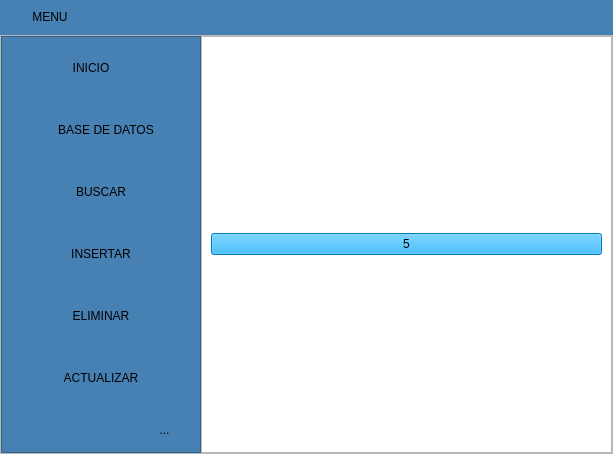
The window that Menu Lateral desplegable/menu.ui (Juankapy/Programacion-app) describes before a commit, drawn with Qt 5.
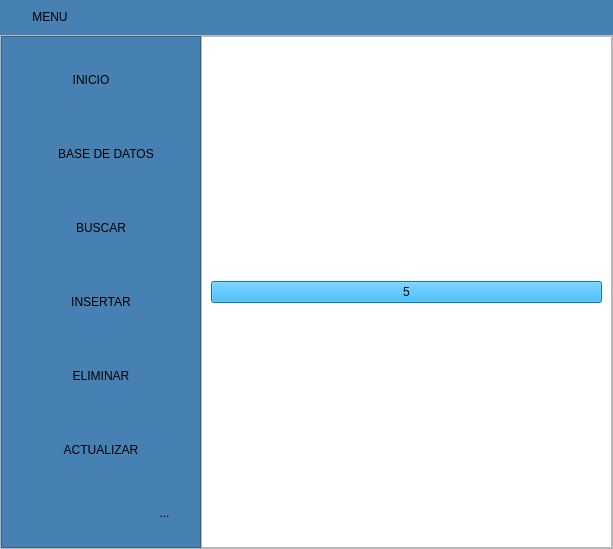
The same window after the commit. The open tabs and pages were chosen to show the change. Icons and pictures are not drawn.

Commit message: un poquito mas

```diff
--- a/Menu Lateral desplegable/menu.ui
+++ b/Menu Lateral desplegable/menu.ui
@@ -7,7 +7,7 @@
     <x>0</x>
     <y>0</y>
     <width>613</width>
-    <height>454</height>
+    <height>549</height>
    </rect>
   </property>
   <property name="minimumSize">
@@ -345,7 +345,7 @@
          </property>
          <property name="maximumSize">
           <size>
-           <width>800</width>
+           <width>0</width>
            <height>16777215</height>
           </size>
          </property>
@@ -578,6 +578,9 @@
           </item>
           <item>
            <layout class="QHBoxLayout" name="horizontalLayout_3">
+            <property name="spacing">
+             <number>0</number>
+            </property>
             <item>
              <spacer name="horizontalSpacer_2">
               <property name="orientation">
@@ -589,7 +592,7 @@
               <property name="sizeHint" stdset="0">
                <size>
                 <width>128</width>
-                <height>20</height>
+                <height>0</height>
                </size>
               </property>
              </spacer>
@@ -745,7 +748,7 @@
              <property name="styleSheet">
               <string notr="true">background-color: rgb(255, 255, 255);</string>
              </property>
-             <layout class="QVBoxLayout" name="verticalLayout_8">
+             <layout class="QHBoxLayout" name="horizontalLayout_2">
               <item>
                <widget class="QPushButton" name="pushButton">
                 <property name="styleSheet">
```
Left out of the diff: 4 changed lines with no effect on the pictures. The commit also changes 2 other files.
